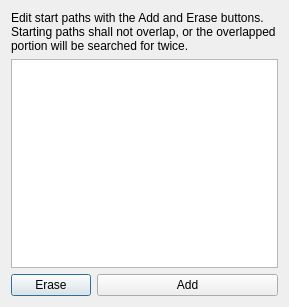
This is widgets/startpathconfwidget.ui in cxxsucks/SearchEverywhere as Qt 5 draws it before an edit. The edited form follows.
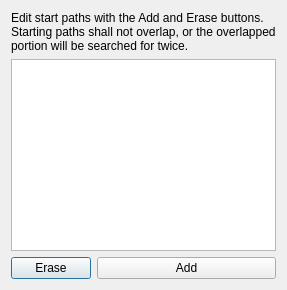
This is the edited form.

Commit message: Added tooltips to widgets

```diff
--- a/widgets/startpathconfwidget.ui
+++ b/widgets/startpathconfwidget.ui
@@ -2,14 +2,6 @@
 <ui version="4.0">
  <class>seev::StartPathConfWidget</class>
  <widget class="QDialog" name="seev::StartPathConfWidget">
-  <property name="geometry">
-   <rect>
-    <x>0</x>
-    <y>0</y>
-    <width>289</width>
-    <height>307</height>
-   </rect>
-  </property>
   <property name="windowTitle">
    <string>Edit Start Paths</string>
   </property>
```
The commit also changes 6 other files.
